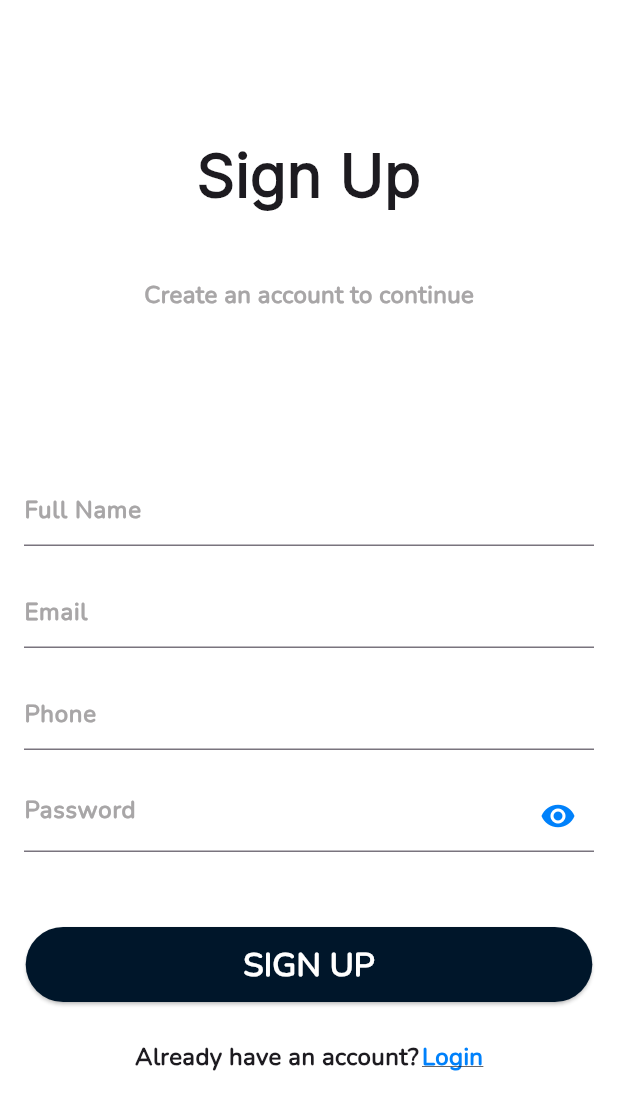
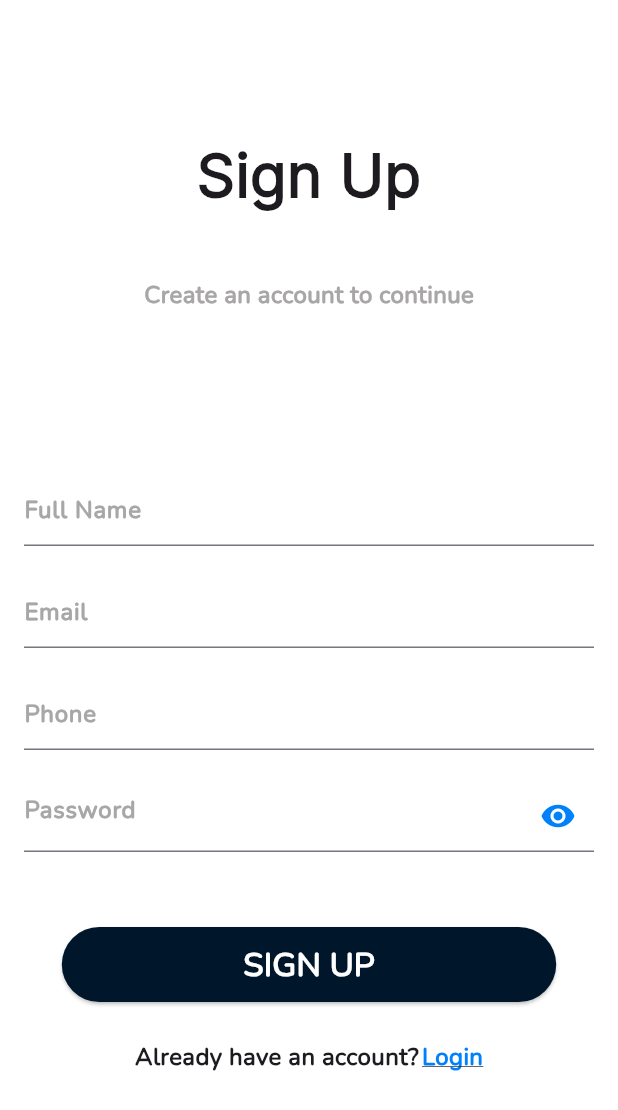
Before and after one commit to hardikkalia/dass-project, a Flutter app: the screen it shows after launch, on a phone screen of 412 x 824 dp. Shown: the top 1110 px of the screen. Run offline on Flutter 3.47's test engine with Material 3 defaults, Android fonts, the light colour scheme and no system bars; our stand-ins replace permission_handler, pin_code_fields, shared_preferences; missing offline and left inert: sms_advanced.

Commit message:
Custom Button

```diff
--- a/code/cart_genie/lib/common/widgets/custom_button.dart
+++ b/code/cart_genie/lib/common/widgets/custom_button.dart
@@ -1,24 +1,28 @@
+import 'package:flutter/material.dart';
 import 'package:cart_genie/constants/global_variables.dart';
-import 'package:flutter/material.dart';
-
 class CustomButton extends StatelessWidget {
   final String text;
   final VoidCallback onTap;
-  const CustomButton({super.key, required this.text, required this.onTap});
+
+  const CustomButton({Key? key, required this.text, required this.onTap})
+      : super(key: key);
 
   @override
   Widget build(BuildContext context) {
+    double screenWidth = MediaQuery.of(context).size.width;
+    double buttonWidth = screenWidth * 0.8; // 70% of the screen width
+
     return ElevatedButton(
       onPressed: onTap,
       style: ElevatedButton.styleFrom(
-        minimumSize: const Size(200, 50),
-        foregroundColor: Colors.white, // change background color of button
-        backgroundColor: GlobalVariables.secondaryColor,
-        padding: const EdgeInsets.symmetric(horizontal: 145),
+        minimumSize: Size(buttonWidth, 50),
+        primary: GlobalVariables.secondaryColor,
+        onPrimary: Colors.white,
+        padding: EdgeInsets.symmetric(horizontal: 20), // Adjust padding as needed
       ),
       child: Text(
         text,
-        style :const TextStyle(
+        style: TextStyle(
           fontFamily: 'Nunito',
           fontSize: 22.0,
           fontWeight: FontWeight.w600,
```
